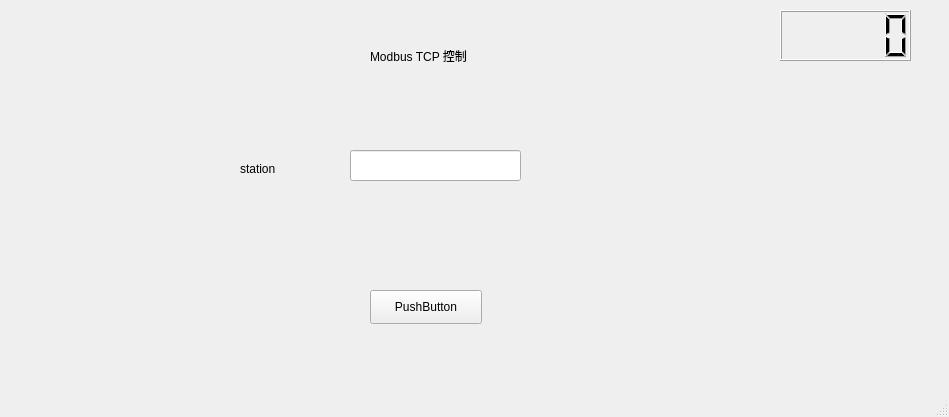
First picture: the form in pyqt5_designer/ui/Second_Window.ui, repository hj8239ka45/factory_of_modbus, before the edit.
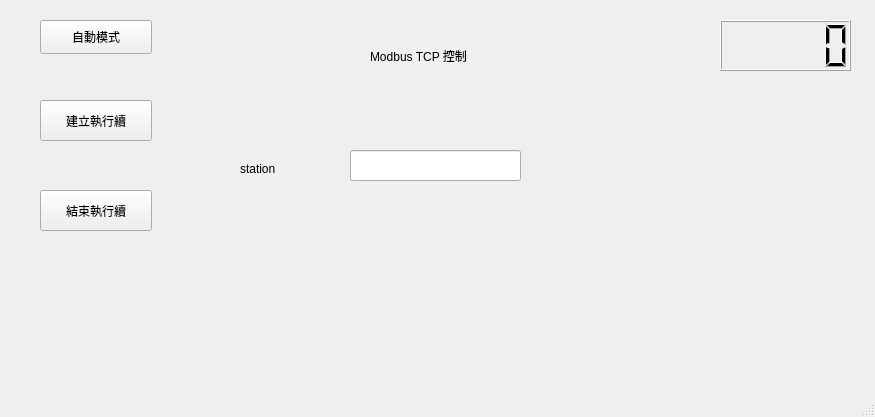
Second picture: the form after the edit.

What changed in the file:
```diff
--- a/pyqt5_designer/ui/Second_Window.ui
+++ b/pyqt5_designer/ui/Second_Window.ui
@@ -6,7 +6,7 @@
    <rect>
     <x>0</x>
     <y>0</y>
-    <width>949</width>
+    <width>875</width>
     <height>417</height>
    </rect>
   </property>
@@ -30,14 +30,14 @@
    <widget class="QPushButton" name="button_send">
     <property name="geometry">
      <rect>
-      <x>370</x>
-      <y>290</y>
+      <x>40</x>
+      <y>100</y>
       <width>112</width>
-      <height>34</height>
+      <height>41</height>
      </rect>
     </property>
     <property name="text">
-     <string>PushButton</string>
+     <string>建立執行續</string>
     </property>
    </widget>
    <widget class="QLineEdit" name="line_station">
@@ -66,13 +66,39 @@
    <widget class="QLCDNumber" name="lcd_volt">
     <property name="geometry">
      <rect>
-      <x>780</x>
-      <y>10</y>
+      <x>720</x>
+      <y>20</y>
       <width>131</width>
       <height>51</height>
      </rect>
     </property>
    </widget>
+   <widget class="QPushButton" name="button_auto">
+    <property name="geometry">
+     <rect>
+      <x>40</x>
+      <y>20</y>
+      <width>112</width>
+      <height>34</height>
+     </rect>
+    </property>
+    <property name="text">
+     <string>自動模式</string>
+    </property>
+   </widget>
+   <widget class="QPushButton" name="button_threadend">
+    <property name="geometry">
+     <rect>
+      <x>40</x>
+      <y>190</y>
+      <width>112</width>
+      <height>41</height>
+     </rect>
+    </property>
+    <property name="text">
+     <string>結束執行續</string>
+    </property>
+   </widget>
   </widget>
   <widget class="QMenuBar" name="menubar">
    <property name="geometry">
```
Left out of the diff: 4 changed lines with no effect on the pictures.
